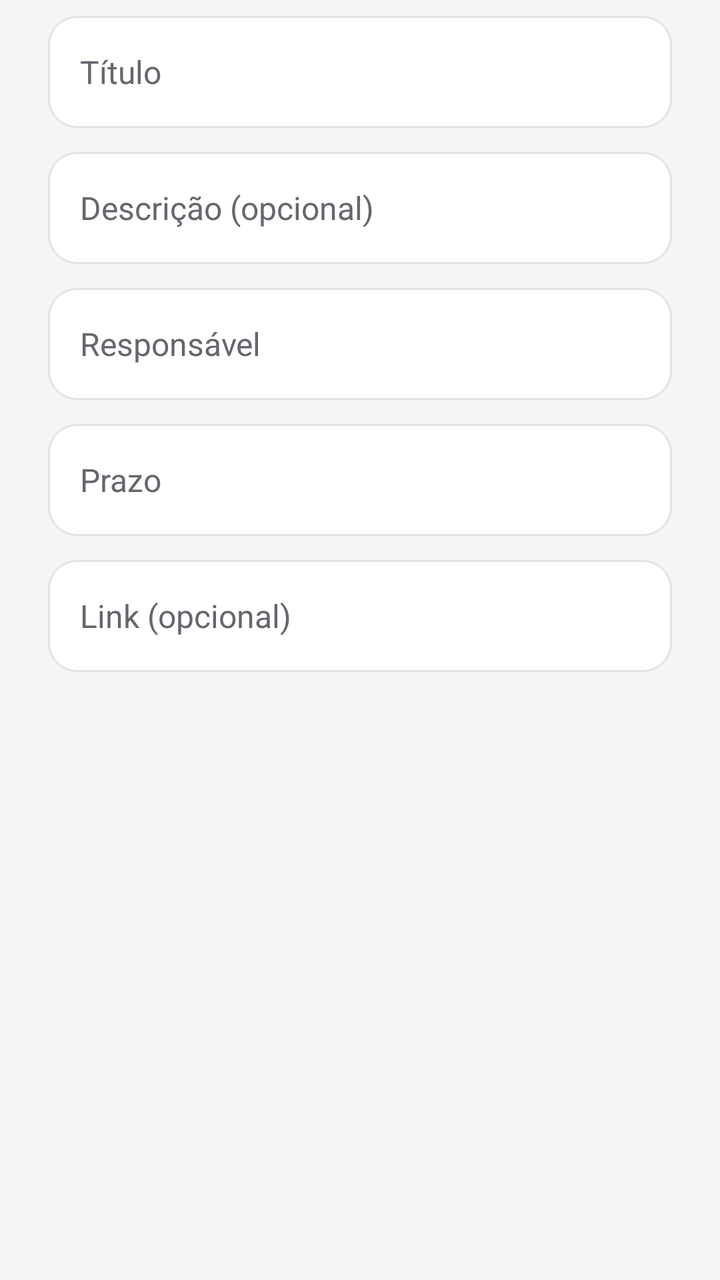
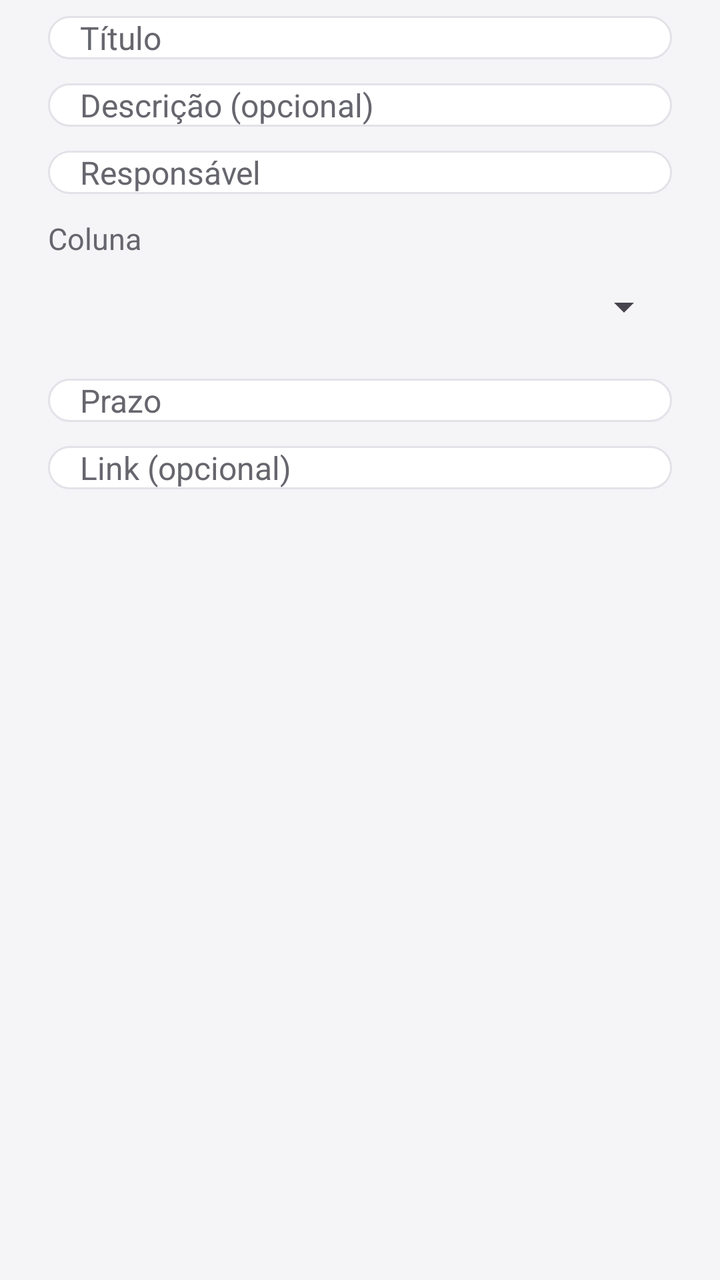

An Android layout rendered at two revisions. The XML below is the earlier revision; the diff shows what the commit changed to produce the second picture.
<!-- AndroidManifest.xml: application theme Theme.TaskFlow -->
<!-- res/layout/dialog_tarefa.xml -->
<?xml version="1.0" encoding="utf-8"?>
<ScrollView
    xmlns:android="http://schemas.android.com/apk/res/android"
    android:layout_width="match_parent"
    android:layout_height="wrap_content">
    <LinearLayout
        android:layout_width="match_parent"
        android:layout_height="wrap_content"
        android:orientation="vertical"
        android:paddingStart="24dp"
        android:paddingEnd="24dp"
        android:paddingTop="8dp"
        android:paddingBottom="8dp">
        <EditText
            android:id="@+id/campo_titulo"
            android:layout_width="match_parent"
            android:layout_height="56dp"
            android:background="@drawable/bg_input"
            android:hint="@string/titulo"
            android:inputType="textCapSentences"
            android:paddingStart="16dp"
            android:paddingEnd="16dp"
            android:textColor="@color/texto"
            android:textColorHint="@color/texto_secundario"
            android:textSize="16sp"/>
        <EditText
            android:id="@+id/campo_descricao"
            android:layout_width="match_parent"
            android:layout_height="56dp"
            android:layout_marginTop="12dp"
            android:background="@drawable/bg_input"
            android:hint="@string/descricao"
            android:inputType="textCapSentences"
            android:paddingStart="16dp"
            android:paddingEnd="16dp"
            android:textColor="@color/texto"
            android:textColorHint="@color/texto_secundario"
            android:textSize="16sp"/>
        <AutoCompleteTextView
            android:id="@+id/campo_responsavel"
            android:layout_width="match_parent"
            android:layout_height="56dp"
            android:layout_marginTop="12dp"
            android:background="@drawable/bg_input"
            android:completionThreshold="1"
            android:hint="@string/responsavel"
            android:inputType="none"
            android:paddingStart="16dp"
            android:paddingEnd="16dp"
            android:textColor="@color/texto"
            android:textColorHint="@color/texto_secundario"
            android:textSize="16sp"/>
        <EditText
            android:id="@+id/campo_prazo"
            android:layout_width="match_parent"
            android:layout_height="56dp"
            android:layout_marginTop="12dp"
            android:background="@drawable/bg_input"
            android:focusable="false"
            android:hint="@string/prazo"
            android:inputType="none"
            android:paddingStart="16dp"
            android:paddingEnd="16dp"
            android:textColor="@color/texto"
            android:textColorHint="@color/texto_secundario"
            android:textSize="16sp"/>
        <EditText
            android:id="@+id/campo_link"
            android:layout_width="match_parent"
            android:layout_height="56dp"
            android:layout_marginTop="12dp"
            android:background="@drawable/bg_input"
            android:hint="@string/link_opcional"
            android:inputType="textUri"
            android:paddingStart="16dp"
            android:paddingEnd="16dp"
            android:textColor="@color/texto"
            android:textColorHint="@color/texto_secundario"
            android:textSize="16sp"/>
    </LinearLayout>
</ScrollView>
<!-- resources referenced by this layout -->
<resources>
  <color name="texto">#1D1D1F</color>
  <color name="texto_secundario">#66666E</color>
  <!-- drawable bg_input (drawable) -->
  <?xml version="1.0" encoding="utf-8"?>
  <selector xmlns:android="http://schemas.android.com/apk/res/android">
      <item android:state_focused="true">
          <shape xmlns:android="http://schemas.android.com/apk/res/android">
              <solid android:color="@color/fundo_input"/>
              <corners android:radius="14dp"/>
              <stroke android:width="2dp" android:color="@color/roxo"/>
          </shape>
      </item>
      <item>
          <shape xmlns:android="http://schemas.android.com/apk/res/android">
              <solid android:color="@color/fundo_input"/>
              <corners android:radius="14dp"/>
              <stroke android:width="1dp" android:color="@color/separador"/>
          </shape>
      </item>
  </selector>
  <string name="descricao">Descrição (opcional)</string>
  <string name="link_opcional">Link (opcional)</string>
  <string name="prazo">Prazo</string>
  <string name="responsavel">Responsável</string>
  <string name="titulo">Título</string>
  <style name="Theme.TaskFlow" parent="Base.Theme.TaskFlow" />
  <color name="fundo_input">#FFFFFF</color>
  <color name="roxo">#0066D6</color>
  <color name="separador">#E2E3E8</color>
  <color name="fundo">#F5F5F7</color>
  <color name="cartao">#FFFFFF</color>
  <style name="ThemeOverlay.TaskFlow.Dialog" parent="ThemeOverlay.Material3.MaterialAlertDialog">
          <item name="shapeAppearanceMediumComponent">@style/ShapeAppearance.TaskFlow.Dialog</item>
      </style>
  <style name="ShapeAppearance.TaskFlow.Dialog" parent="ShapeAppearance.Material3.Corner.Large">
          <item name="cornerSize">24dp</item>
      </style>
  <!-- unchanged entries left out for length: 1 -->
</resources>

<!-- the commit's change to res/layout/dialog_tarefa.xml (unified diff, before → after) -->
@@ -1,81 +1,101 @@
 <?xml version="1.0" encoding="utf-8"?>
 <ScrollView
     xmlns:android="http://schemas.android.com/apk/res/android"
+    xmlns:app="http://schemas.android.com/apk/res-auto"
     android:layout_width="match_parent"
     android:layout_height="wrap_content">
-    <LinearLayout
+
+    <androidx.constraintlayout.widget.ConstraintLayout
         android:layout_width="match_parent"
         android:layout_height="wrap_content"
-        android:orientation="vertical"
-        android:paddingStart="24dp"
-        android:paddingEnd="24dp"
-        android:paddingTop="8dp"
-        android:paddingBottom="8dp">
+        android:paddingStart="@dimen/margem_ecra"
+        android:paddingEnd="@dimen/margem_ecra"
+        android:paddingTop="@dimen/espaco_8"
+        android:paddingBottom="@dimen/espaco_8">
+
         <EditText
             android:id="@+id/campo_titulo"
-            android:layout_width="match_parent"
-            android:layout_height="56dp"
-            android:background="@drawable/bg_input"
+            style="@style/Campo"
+            android:layout_width="0dp"
+            android:layout_height="wrap_content"
             android:hint="@string/titulo"
             android:inputType="textCapSentences"
-            android:paddingStart="16dp"
-            android:paddingEnd="16dp"
-            android:textColor="@color/texto"
-            android:textColorHint="@color/texto_secundario"
-            android:textSize="16sp"/>
+            app:layout_constraintEnd_toEndOf="parent"
+            app:layout_constraintStart_toStartOf="parent"
+            app:layout_constraintTop_toTopOf="parent"/>
+
         <EditText
             android:id="@+id/campo_descricao"
-            android:layout_width="match_parent"
-            android:layout_height="56dp"
-            android:layout_marginTop="12dp"
-            android:background="@drawable/bg_input"
+            style="@style/Campo"
+            android:layout_width="0dp"
+            android:layout_height="wrap_content"
+            android:layout_marginTop="@dimen/margem_pequena"
             android:hint="@string/descricao"
             android:inputType="textCapSentences"
-            android:paddingStart="16dp"
-            android:paddingEnd="16dp"
-            android:textColor="@color/texto"
-            android:textColorHint="@color/texto_secundario"
-            android:textSize="16sp"/>
+            app:layout_constraintEnd_toEndOf="parent"
+            app:layout_constraintStart_toStartOf="parent"
+            app:layout_constraintTop_toBottomOf="@id/campo_titulo"/>
+
         <AutoCompleteTextView
             android:id="@+id/campo_responsavel"
-            android:layout_width="match_parent"
-            android:layout_height="56dp"
-            android:layout_marginTop="12dp"
-            android:background="@drawable/bg_input"
+            style="@style/Campo"
+            android:layout_width="0dp"
+            android:layout_height="wrap_content"
+            android:layout_marginTop="@dimen/margem_pequena"
             android:completionThreshold="1"
             android:hint="@string/responsavel"
             android:inputType="none"
-            android:paddingStart="16dp"
-            android:paddingEnd="16dp"
-            android:textColor="@color/texto"
-            android:textColorHint="@color/texto_secundario"
-            android:textSize="16sp"/>
+            app:layout_constraintEnd_toEndOf="parent"
+            app:layout_constraintStart_toStartOf="parent"
+            app:layout_constraintTop_toBottomOf="@id/campo_descricao"/>
+
+        <TextView
+            android:id="@+id/rotulo_coluna"
+            style="@style/TextoApoio"
+            android:layout_width="0dp"
+            android:layout_height="wrap_content"
+            android:layout_marginTop="@dimen/margem_pequena"
+            android:text="@string/coluna"
+            app:layout_constraintEnd_toEndOf="parent"
+            app:layout_constraintStart_toStartOf="parent"
+            app:layout_constraintTop_toBottomOf="@id/campo_responsavel"/>
+
+        
+        <Spinner
+            android:id="@+id/spinner_estado"
+            android:layout_width="0dp"
+            android:layout_height="@dimen/altura_botao_icone"
+            android:gravity="center_vertical"
+            android:contentDescription="@string/coluna"
+            app:layout_constraintEnd_toEndOf="parent"
+            app:layout_constraintStart_toStartOf="parent"
+            app:layout_constraintTop_toBottomOf="@id/rotulo_coluna"/>
+
         <EditText
             android:id="@+id/campo_prazo"
-            android:layout_width="match_parent"
-            android:layout_height="56dp"
-            android:layout_marginTop="12dp"
-            android:background="@drawable/bg_input"
+            style="@style/Campo"
+            android:layout_width="0dp"
+            android:layout_height="wrap_content"
+            android:layout_marginTop="@dimen/margem_pequena"
             android:focusable="false"
             android:hint="@string/prazo"
             android:inputType="none"
-            android:paddingStart="16dp"
-            android:paddingEnd="16dp"
-            android:textColor="@color/texto"
-            android:textColorHint="@color/texto_secundario"
-            android:textSize="16sp"/>
+            app:layout_constraintEnd_toEndOf="parent"
+            app:layout_constraintStart_toStartOf="parent"
+            app:layout_constraintTop_toBottomOf="@id/spinner_estado"/>
+
         <EditText
             android:id="@+id/campo_link"
-            android:layout_width="match_parent"
-            android:layout_height="56dp"
-            android:layout_marginTop="12dp"
-            android:background="@drawable/bg_input"
+            style="@style/Campo"
+            android:layout_width="0dp"
+            android:layout_height="wrap_content"
+            android:layout_marginTop="@dimen/margem_pequena"
             android:hint="@string/link_opcional"
             android:inputType="textUri"
-            android:paddingStart="16dp"
-            android:paddingEnd="16dp"
-            android:textColor="@color/texto"
-            android:textColorHint="@color/texto_secundario"
-            android:textSize="16sp"/>
-    </LinearLayout>
+            app:layout_constraintBottom_toBottomOf="parent"
+            app:layout_constraintEnd_toEndOf="parent"
+            app:layout_constraintStart_toStartOf="parent"
+            app:layout_constraintTop_toBottomOf="@id/campo_prazo"/>
+
+    </androidx.constraintlayout.widget.ConstraintLayout>
 </ScrollView>
<!-- resource entries referenced after the edit -->
@@ -1,7 +1,15 @@
 <!-- resources referenced by this layout -->
 <resources>
+  <dimen name="altura_botao_icone">48dp</dimen>
+  <dimen name="espaco_8">8dp</dimen>
+  <dimen name="margem_ecra">24dp</dimen>
+  <dimen name="margem_pequena">12dp</dimen>
+  <string name="coluna">Coluna</string>
   <color name="texto">#1D1D1F</color>
   <color name="texto_secundario">#66666E</color>
+  <dimen name="texto_normal">16sp</dimen>
+  <dimen name="texto_apoio">15sp</dimen>
+  <dimen name="espaco_4">4dp</dimen>
   <!-- drawable bg_input (drawable) -->
   <?xml version="1.0" encoding="utf-8"?>
   <selector xmlns:android="http://schemas.android.com/apk/res/android">
@@ -20,12 +28,32 @@
           </shape>
       </item>
   </selector>
+  <dimen name="espaco_16">16dp</dimen>
   <string name="descricao">Descrição (opcional)</string>
   <string name="link_opcional">Link (opcional)</string>
   <string name="prazo">Prazo</string>
   <string name="responsavel">Responsável</string>
   <string name="titulo">Título</string>
+  <style name="Campo">
+          <item name="android:layout_width">match_parent</item>
+          <item name="android:layout_height">@dimen/altura_botao</item>
+          <item name="android:background">@drawable/bg_input</item>
+          <item name="android:paddingStart">@dimen/espaco_16</item>
+          <item name="android:paddingEnd">@dimen/espaco_16</item>
+          <item name="android:textColor">@color/texto</item>
+          <item name="android:textColorHint">@color/texto_secundario</item>
+          <item name="android:textSize">@dimen/texto_normal</item>
+          <item name="android:singleLine">true</item>
+      </style>
+  <style name="TextoApoio">
+          <item name="android:layout_width">match_parent</item>
+          <item name="android:layout_height">wrap_content</item>
+          <item name="android:textSize">@dimen/texto_apoio</item>
+          <item name="android:lineSpacingExtra">@dimen/espaco_4</item>
+          <item name="android:textColor">@color/texto_secundario</item>
+      </style>
   <style name="Theme.TaskFlow" parent="Base.Theme.TaskFlow" />
+  <dimen name="altura_botao">56dp</dimen>
   <color name="fundo_input">#FFFFFF</color>
   <color name="roxo">#0066D6</color>
   <color name="separador">#E2E3E8</color>
@@ -35,8 +63,9 @@
           <item name="shapeAppearanceMediumComponent">@style/ShapeAppearance.TaskFlow.Dialog</item>
       </style>
   <style name="ShapeAppearance.TaskFlow.Dialog" parent="ShapeAppearance.Material3.Corner.Large">
-          <item name="cornerSize">24dp</item>
+          <item name="cornerSize">@dimen/espaco_24</item>
       </style>
+  <dimen name="espaco_24">24dp</dimen>
   <!-- unchanged entries left out for length: 1 -->
 </resources>
 
